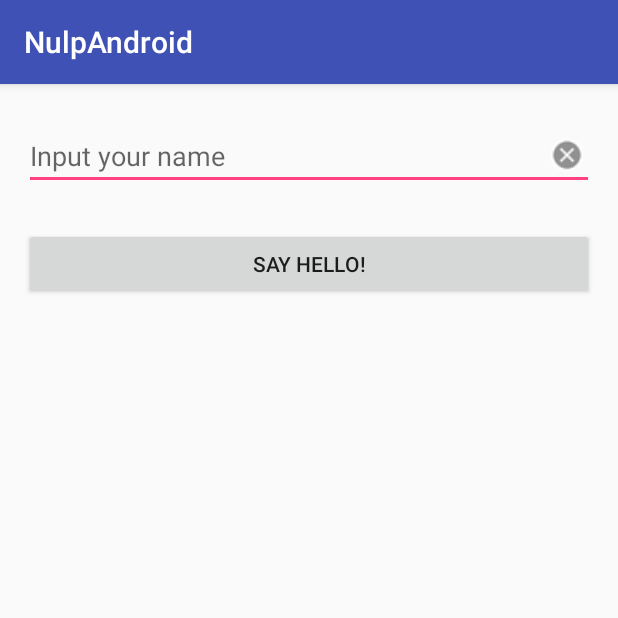
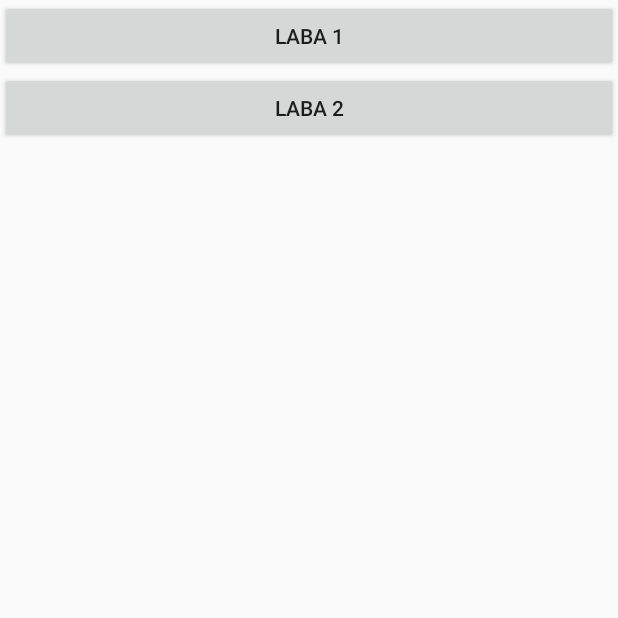
Before and after one commit to Predator12/Nulp_Android, an Android app: the screen it shows after launch (MainActivity), on a phone screen of 412 x 824 dp, the top half of it. Run offline under Robolectric (Android 15) with nearby library versions, the phone set to English and light mode, and no system bars.

Commit message:
Fix bag
create more content from lab

```diff
--- a/app/build.gradle
+++ b/app/build.gradle
@@ -22,6 +22,7 @@ dependencies {
     implementation fileTree(dir: 'libs', include: ['*.jar'])
     implementation 'com.android.support:appcompat-v7:28.0.0-rc02'
     implementation 'com.android.support.constraint:constraint-layout:1.1.3'
+    implementation 'com.android.support:design:28.0.0-rc02'
     testImplementation 'junit:junit:4.12'
     androidTestImplementation 'com.android.support.test:runner:1.0.2'
     androidTestImplementation 'com.android.support.test.espresso:espresso-core:3.0.2'
--- a/app/src/main/res/layout/activity_main.xml
+++ b/app/src/main/res/layout/activity_main.xml
@@ -6,67 +6,27 @@
     android:layout_height="match_parent"
     tools:context=".MainActivity">
 
-    <FrameLayout
-        android:id="@+id/frameLayout"
+
+    <LinearLayout
         android:layout_width="match_parent"
-        android:layout_height="wrap_content"
-        android:paddingLeft="16dp"
-        android:paddingRight="16dp">
+        android:layout_height="match_parent"
+        android:orientation="vertical"
+        tools:layout_editor_absoluteX="0dp"
+        tools:layout_editor_absoluteY="138dp"
+        tools:ignore="MissingConstraints">
 
         <Button
-            android:id="@+id/btn_clear"
-            android:layout_width="25dp"
-            android:layout_height="25dp"
-            android:layout_gravity="center_vertical|end"
-            android:layout_marginEnd="5dp"
-            android:layout_marginRight="25dp"
-            android:layout_marginTop="12dp"
-            android:background="@android:drawable/presence_offline"
-            android:visibility="visible" />
-
-        <EditText
-            android:id="@+id/editText"
+            android:id="@+id/lab1"
+            android:onClick="lab1"
             android:layout_width="match_parent"
             android:layout_height="wrap_content"
-            android:layout_marginTop="25dp"
-            android:hint="@string/input_your_name"
-            android:inputType="text"
-            android:singleLine="true" />
-    </FrameLayout>
+            android:text="Laba 1" />
 
-    <Button
-        android:id="@+id/button"
-        android:layout_width="match_parent"
-        android:layout_height="wrap_content"
-        android:layout_marginBottom="25dp"
-        android:layout_marginEnd="16dp"
-        android:layout_marginLeft="16dp"
-        android:layout_marginRight="16dp"
-        android:layout_marginStart="16dp"
-        android:layout_marginTop="25dp"
-        android:text="@string/say_hello"
-        app:layout_constraintBottom_toTopOf="@+id/textView"
-        app:layout_constraintEnd_toEndOf="parent"
-        app:layout_constraintStart_toStartOf="parent"
-        app:layout_constraintTop_toBottomOf="@+id/frameLayout" />
-
-    <TextView
-        android:id="@+id/textView"
-        android:layout_width="match_parent"
-        android:layout_height="0dp"
-        android:layout_marginBottom="25dp"
-        android:layout_marginEnd="16dp"
-        android:layout_marginLeft="16dp"
-        android:layout_marginRight="16dp"
-        android:layout_marginStart="16dp"
-        android:text=""
-        android:textAlignment="center"
-        android:textSize="18sp"
-        app:layout_constraintBottom_toBottomOf="parent"
-        app:layout_constraintEnd_toEndOf="parent"
-        app:layout_constraintHorizontal_bias="0.0"
-        app:layout_constraintStart_toStartOf="parent"
-        app:layout_constraintTop_toBottomOf="@+id/button" />
-
-
+        <Button
+            android:id="@+id/lab2"
+            android:onClick="lab2"
+            android:layout_width="match_parent"
+            android:layout_height="wrap_content"
+            android:text="Laba 2" />
+    </LinearLayout>
 </android.support.constraint.ConstraintLayout>
--- /dev/null
+++ b/app/src/main/res/values/dimens.xml
@@ -0,0 +1,3 @@
+<resources>
+    <dimen name="fab_margin">16dp</dimen>
+</resources>
--- a/app/src/main/res/values/strings.xml
+++ b/app/src/main/res/values/strings.xml
@@ -2,4 +2,6 @@
     <string name="app_name">NulpAndroid</string>
     <string name="input_your_name">Input your name</string>
     <string name="say_hello">Say hello!</string>
+    <string name="title_activity_main">Main</string>
+    <string name="title_activity_laba_1">Laba_1</string>
 </resources>
--- a/app/src/main/res/values/styles.xml
+++ b/app/src/main/res/values/styles.xml
@@ -8,4 +8,13 @@
         <item name="colorAccent">@color/colorAccent</item>
     </style>
 
+    <style name="AppTheme.NoActionBar">
+        <item name="windowActionBar">false</item>
+        <item name="windowNoTitle">true</item>
+    </style>
+
+    <style name="AppTheme.AppBarOverlay" parent="ThemeOverlay.AppCompat.Dark.ActionBar" />
+
+    <style name="AppTheme.PopupOverlay" parent="ThemeOverlay.AppCompat.Light" />
+
 </resources>
```
Also changed, not shown: app/src/main/AndroidManifest.xml (+10 -1 lines), app/src/main/java/com/example/predator/nulpandroid/Laba_1.java (added, +29 -0 lines), app/src/main/java/com/example/predator/nulpandroid/Laba_2.java (added, +81 -0 lines), app/src/main/java/com/example/predator/nulpandroid/MainActivity.java (+12 -54 lines), app/src/main/res/layout/activity_laba_1.xml (added, +27 -0 lines), app/src/main/res/layout/content_laba_1.xml (added, +11 -0 lines), app/src/main/res/layout/content_main.xml (added, +11 -0 lines), app/src/main/res/layout/laba2.xml (added, +72 -0 lines).
